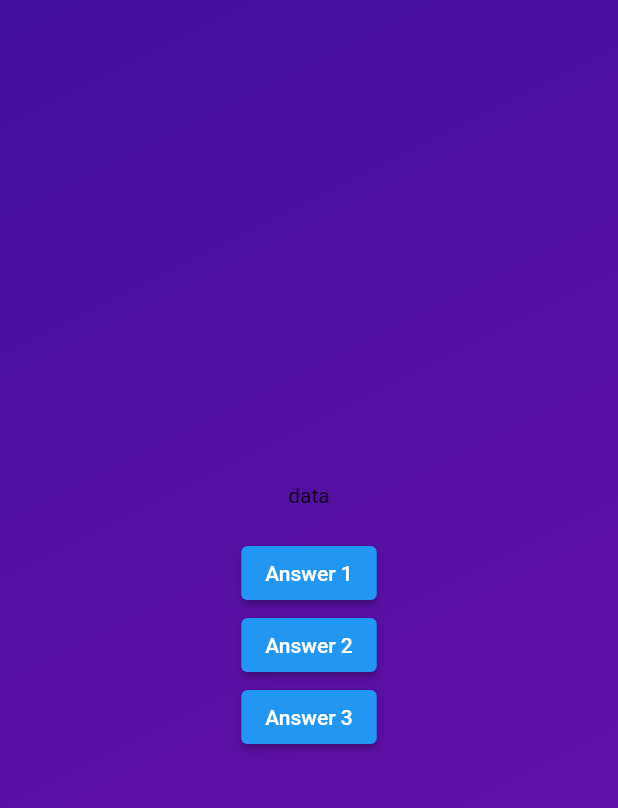
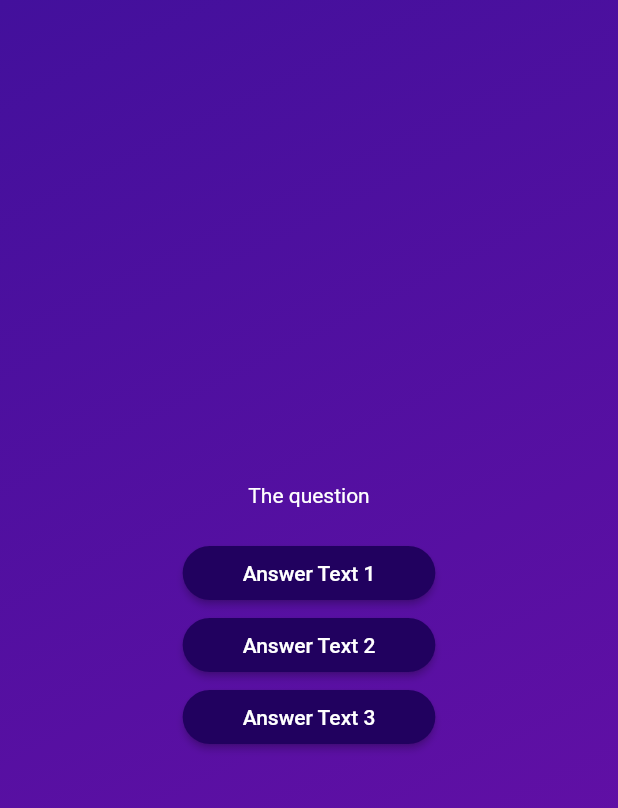
Before and after one commit to ShinaOdukoya/new_quiz_app, a Flutter app: the screen it shows after launch, after a tap on "Start Quiz", on a phone screen of 412 x 824 dp. Shown: the top 808 px of the screen. Run offline on Flutter 3.47's test engine with Material 2 defaults, Android fonts, the phone set to English and light mode, and no system bars.

Commit message:
Added and styled answer_button

```diff
--- a/lib/answer_button.dart
+++ b/lib/answer_button.dart
@@ -0,0 +1,30 @@
+import 'package:flutter/material.dart';
+
+class AnswerButton extends StatelessWidget {
+  final String answerText;
+  final Function() onTap;
+
+  const AnswerButton({
+    required this.answerText,
+    required this.onTap,
+    super.key,
+  });
+
+  @override
+  Widget build(BuildContext context) {
+    return ElevatedButton(
+      onPressed: onTap,
+      style: ElevatedButton.styleFrom(
+        padding: const EdgeInsets.symmetric(
+          vertical: 10,
+          horizontal: 40,
+        ),
+        backgroundColor: const Color.fromARGB(255, 33, 1, 95),
+        shape: RoundedRectangleBorder(
+          borderRadius: BorderRadius.circular(40),
+        ),
+      ),
+      child: Text(answerText),
+    );
+  }
+}
--- a/lib/questions_screen.dart
+++ b/lib/questions_screen.dart
@@ -1,6 +1,7 @@
 // import 'package:flutter/widgets.dart';
 
 import 'package:flutter/material.dart';
+import 'package:quiz_app/answer_button.dart';
 
 class QuestionsScreen extends StatefulWidget {
   const QuestionsScreen({super.key});
@@ -20,21 +21,26 @@ class _QuestionsScreenState extends State<QuestionsScreen> {
       child: Column(
         mainAxisAlignment: MainAxisAlignment.center,
         children: [
-          const Text('data'),
+          const Text(
+            'The question',
+            style: TextStyle(
+              color: Colors.white,
+            ),
+          ),
           const SizedBox(
             height: 20,
           ),
-          ElevatedButton(
-            onPressed: () {},
-            child: const Text('Answer 1'),
+          AnswerButton(
+            answerText: 'Answer Text 1',
+            onTap: () {},
           ),
-          ElevatedButton(
-            onPressed: () {},
-            child: const Text('Answer 2'),
+          AnswerButton(
+            answerText: 'Answer Text 2',
+            onTap: () {},
           ),
-          ElevatedButton(
-            onPressed: () {},
-            child: const Text('Answer 3'),
+          AnswerButton(
+            answerText: 'Answer Text 3',
+            onTap: () {},
           ),
         ],
       ),
```
